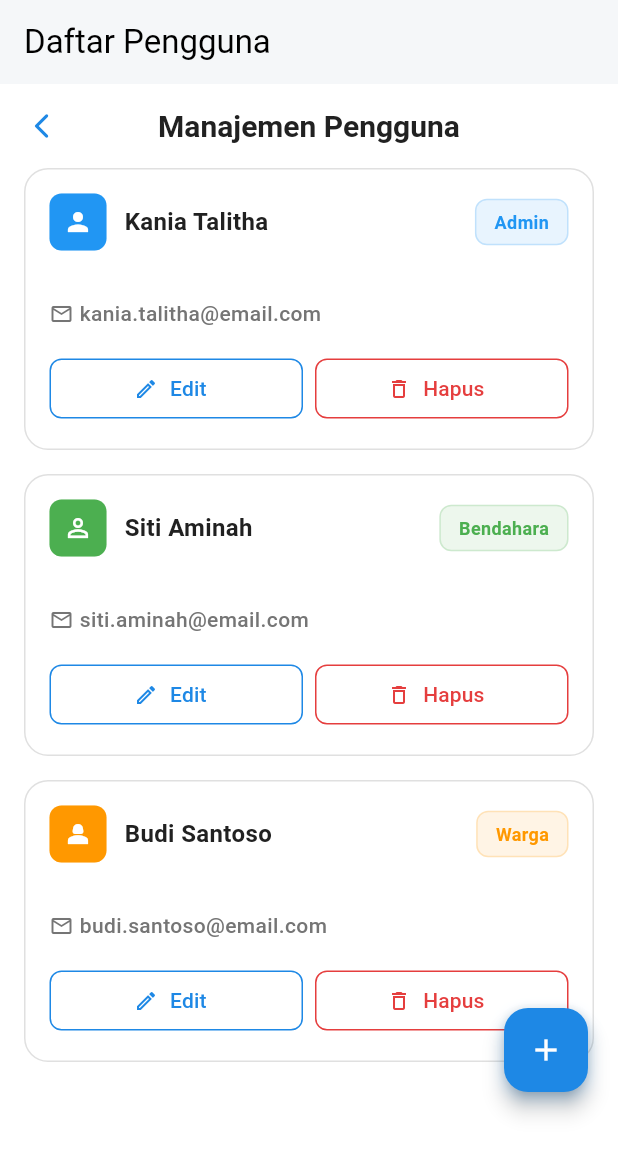
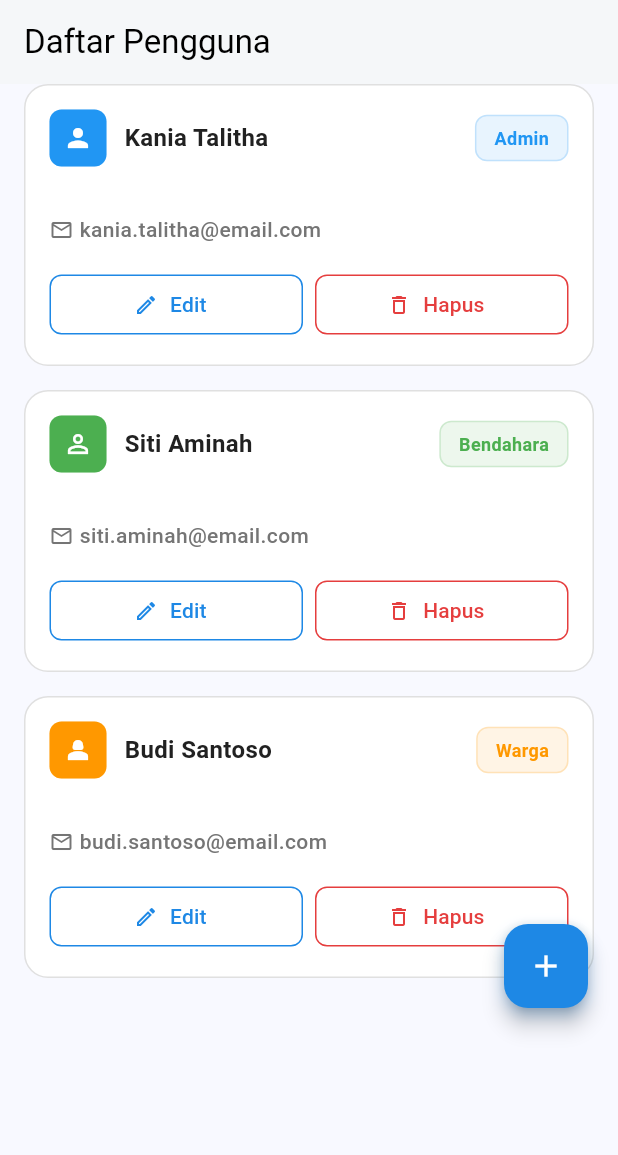
Before and after one commit to HaikalMuhammadRafli/jawara-four, a Flutter app: the PenggunaPage screen opened by its route, on a phone screen of 412 x 824 dp. Shown: the top 1155 px of the screen. Run offline on Flutter 3.47's test engine with Material 3 defaults, Android fonts, the phone set to English and light mode, and no system bars; our stand-ins replace fl_chart, go_router.

Commit message:
feat: remove app bars from LogAktifitasPage and PenggunaPage, update navigation handling in CustomBottomNavigationbar

```diff
--- a/lib/pages/lainnya/screens/pengguna_page.dart
+++ b/lib/pages/lainnya/screens/pengguna_page.dart
@@ -70,32 +70,6 @@ class PenggunaPage extends StatelessWidget {
     final penggunaList = penggunaMock; // hanya data dummy
 
     return Scaffold(
-      backgroundColor: const Color(0xFFFFFFFF),
-      appBar: AppBar(
-        backgroundColor: const Color(0xFFFFFFFF),
-        elevation: 0,
-        leading: IconButton(
-          onPressed: () {
-            if (Navigator.of(context).canPop()) {
-              Navigator.of(context).pop();
-            }
-          },
-          icon: const Icon(
-            Icons.arrow_back_ios_rounded,
-            color: Color(0xFF1E88E5),
-            size: 20,
-          ),
-        ),
-        title: const Text(
-          'Manajemen Pengguna',
-          style: TextStyle(
-            fontSize: 20,
-            fontWeight: FontWeight.bold,
-            color: Color(0xFF212121),
-          ),
-        ),
-        centerTitle: true,
-      ),
       body: Stack(
         children: [
           penggunaList.isEmpty
```
Also changed, not shown: lib/pages/lainnya/screens/log_aktifitas_page.dart (+0 -25 lines), lib/widgets/custom_bottom_navigationbar.dart (+19 -8 lines).
